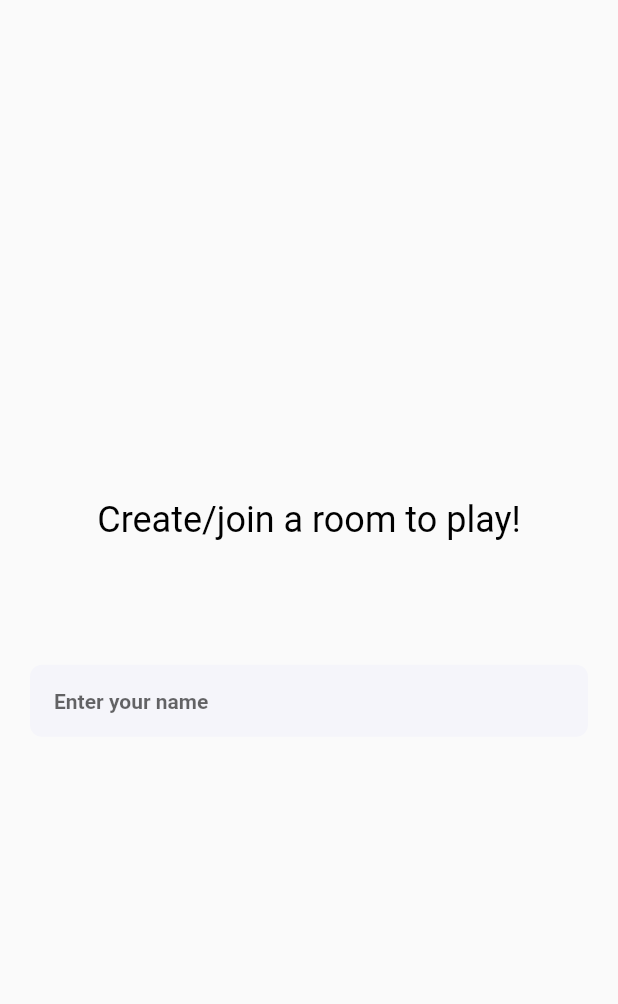
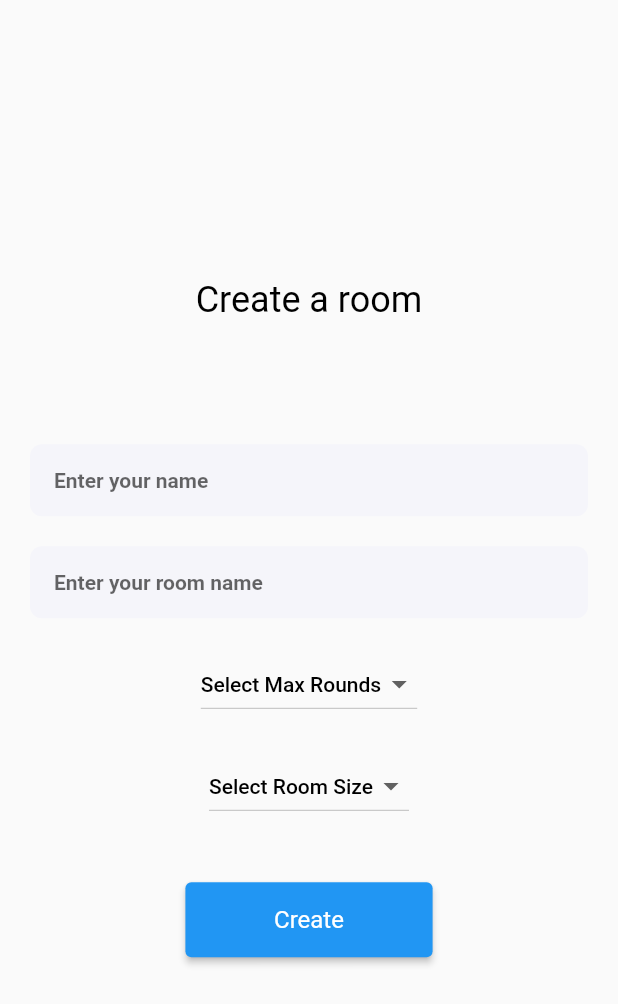
Before and after one commit to Debajyoti14/Skribble-Multiplayer-Game, a Flutter app: the screen it shows after launch, after a tap on "Create", on a phone screen of 412 x 824 dp. Shown: the top 1004 px of the screen. Run offline on Flutter 3.47's test engine with Material 2 defaults, Android fonts, the phone set to English and light mode, and no system bars.

Commit message:
Initial UI Done

```diff
--- a/lib/screens/create_room_screen.dart
+++ b/lib/screens/create_room_screen.dart
@@ -10,6 +10,9 @@
 
 class _CreateRoomScreenState extends State<CreateRoomScreen> {
   final TextEditingController _nameController = TextEditingController();
+  final TextEditingController _roomNameController = TextEditingController();
+  late String? _maxRoundsValue;
+  late String? _roomSizeValue;
   @override
   Widget build(BuildContext context) {
     return Scaffold(
@@ -18,7 +21,7 @@
         crossAxisAlignment: CrossAxisAlignment.center,
         children: [
           const Text(
-            'Create/join a room to play!',
+            'Create a room',
             style: TextStyle(
               color: Colors.black,
               fontSize: 24,
@@ -33,6 +36,90 @@
               controller: _nameController,
               hintText: "Enter your name",
             ),
+          ),
+          const SizedBox(height: 20),
+          Container(
+            margin: const EdgeInsets.symmetric(horizontal: 20),
+            child: CustomTextField(
+              controller: _roomNameController,
+              hintText: "Enter your room name",
+            ),
+          ),
+          const SizedBox(height: 20),
+          DropdownButton<String>(
+            focusColor: const Color(0xffF5F6FA),
+            items: <String>["2", "5", "10", "15"]
+                .map<DropdownMenuItem<String>>(
+                    (String value) => DropdownMenuItem(
+                        value: value,
+                        child: Text(
+                          value,
+                          style: const TextStyle(color: Colors.black),
+                        )))
+                .toList(),
+            hint: const Text(
+              'Select Max Rounds',
+              style: TextStyle(
+                color: Colors.black,
+                fontSize: 14,
+                fontWeight: FontWeight.w500,
+              ),
+            ),
+            onChanged: (String? value) {
+              setState(() {
+                _maxRoundsValue = value;
+              });
+            },
+          ),
+          const SizedBox(
+            height: 20,
+          ),
+          DropdownButton<String>(
+            focusColor: const Color(0xffF5F6FA),
+            items: <String>["2", "3", "4", "5", "6", "7", "8"]
+                .map<DropdownMenuItem<String>>(
+                    (String value) => DropdownMenuItem(
+                        value: value,
+                        child: Text(
+                          value,
+                          style: const TextStyle(color: Colors.black),
+                        )))
+                .toList(),
+            hint: const Text(
+              'Select Room Size',
+              style: TextStyle(
+                color: Colors.black,
+                fontSize: 14,
+                fontWeight: FontWeight.w500,
+              ),
+            ),
+            onChanged: (String? value) {
+              setState(() {
+                _roomSizeValue = value;
+              });
+            },
+          ),
+          const SizedBox(height: 40),
+          ElevatedButton(
+            onPressed: () {},
+            style: ButtonStyle(
+              backgroundColor: MaterialStateProperty.all(Colors.blue),
+              textStyle: MaterialStateProperty.all(
+                const TextStyle(
+                  color: Colors.white,
+                ),
+              ),
+              minimumSize: MaterialStateProperty.all(
+                Size(MediaQuery.of(context).size.width / 2.5, 50),
+              ),
+            ),
+            child: const Text(
+              "Create",
+              style: TextStyle(
+                color: Colors.white,
+                fontSize: 16,
+              ),
+            ),
           )
         ],
       ),
--- a/lib/screens/home_screen.dart
+++ b/lib/screens/home_screen.dart
@@ -1,5 +1,7 @@
 import 'package:flutter/material.dart';
 import 'package:skrible/screens/create_room_screen.dart';
+
+import 'join_room_screen.dart';
 
 class HomeScreen extends StatefulWidget {
   const HomeScreen({Key? key}) : super(key: key);
@@ -51,7 +53,9 @@
               ),
             ),
             ElevatedButton(
-              onPressed: () {},
+              onPressed: () => Navigator.of(context).push(
+                MaterialPageRoute(builder: (context) => const JoinRoomScreen()),
+              ),
               style: ButtonStyle(
                 backgroundColor: MaterialStateProperty.all(Colors.blue),
                 textStyle: MaterialStateProperty.all(
```
